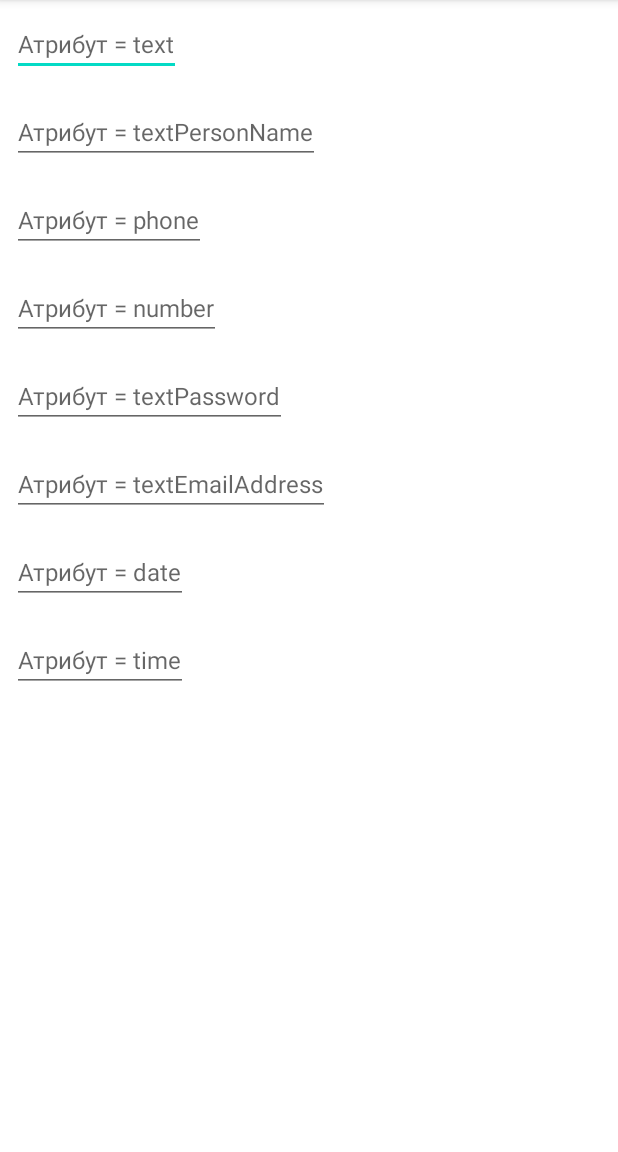
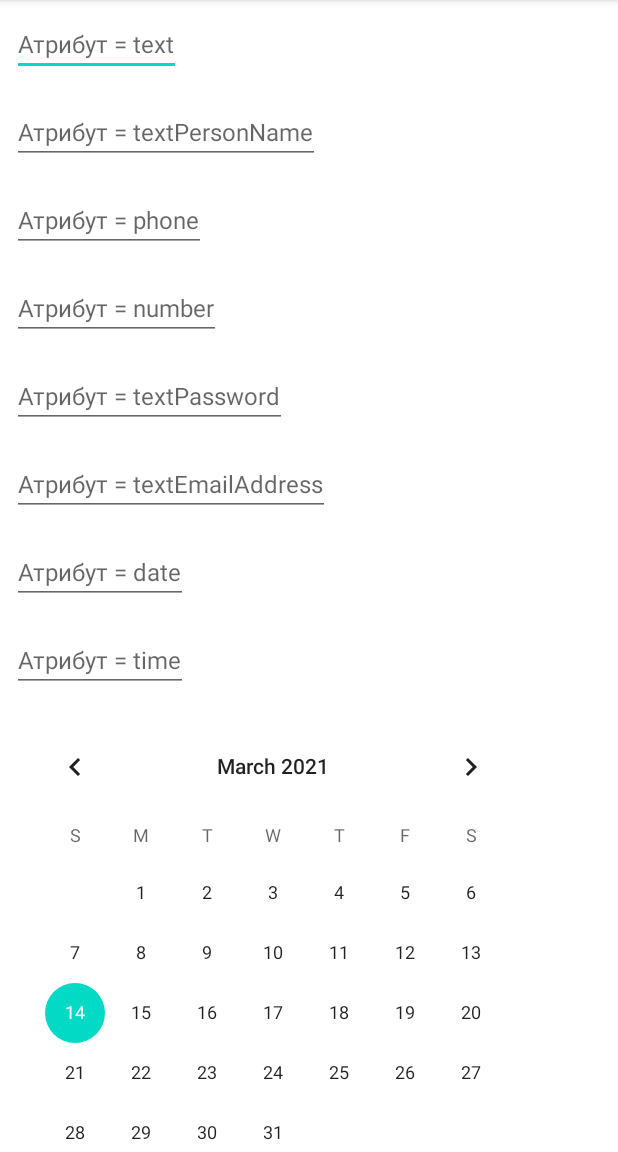
Before and after one commit to citizen-of-makondo/AndroidBasic, an Android app: the screen it shows after launch (MainActivity), on a phone screen of 412 x 824 dp, the part 84-1236 px from its top. Run offline under Robolectric (Android 15) with nearby library versions, the phone set to English and light mode, and no system bars.

Commit message:
Added CalendarView

```diff
--- a/app/src/main/res/layout/edit_texts_layout.xml
+++ b/app/src/main/res/layout/edit_texts_layout.xml
@@ -1,5 +1,10 @@
 <?xml version="1.0" encoding="utf-8"?>
-<LinearLayout xmlns:android="http://schemas.android.com/apk/res/android"
+<ScrollView xmlns:android="http://schemas.android.com/apk/res/android"
+    android:layout_width="match_parent"
+    android:layout_height="match_parent"
+    android:orientation="vertical">
+
+    <LinearLayout
         android:layout_width="match_parent"
         android:layout_height="match_parent"
         android:orientation="vertical">
@@ -60,11 +65,11 @@
 
         <EditText
             android:id="@+id/inputTypeDate"
-        android:inputType="date"
             android:layout_width="wrap_content"
             android:layout_height="wrap_content"
             android:layout_margin="8dp"
             android:hint="@string/InputTypeIsDate"
+            android:inputType="date"
             android:textSize="16sp" />
 
         <EditText
@@ -72,8 +77,14 @@
             android:layout_width="wrap_content"
             android:layout_height="wrap_content"
             android:layout_margin="8dp"
+            android:hint="@string/InputTypeIsTime"
             android:inputType="time"
-        android:hint="@string/InputTypeIsTime"
             android:textSize="16sp" />
 
+        <CalendarView
+            android:layout_width="wrap_content"
+            android:layout_height="wrap_content"
+            android:layout_margin="8dp" />
     </LinearLayout>
+
+</ScrollView>
```
Lines whose indentation alone changed are shown as unchanged.
